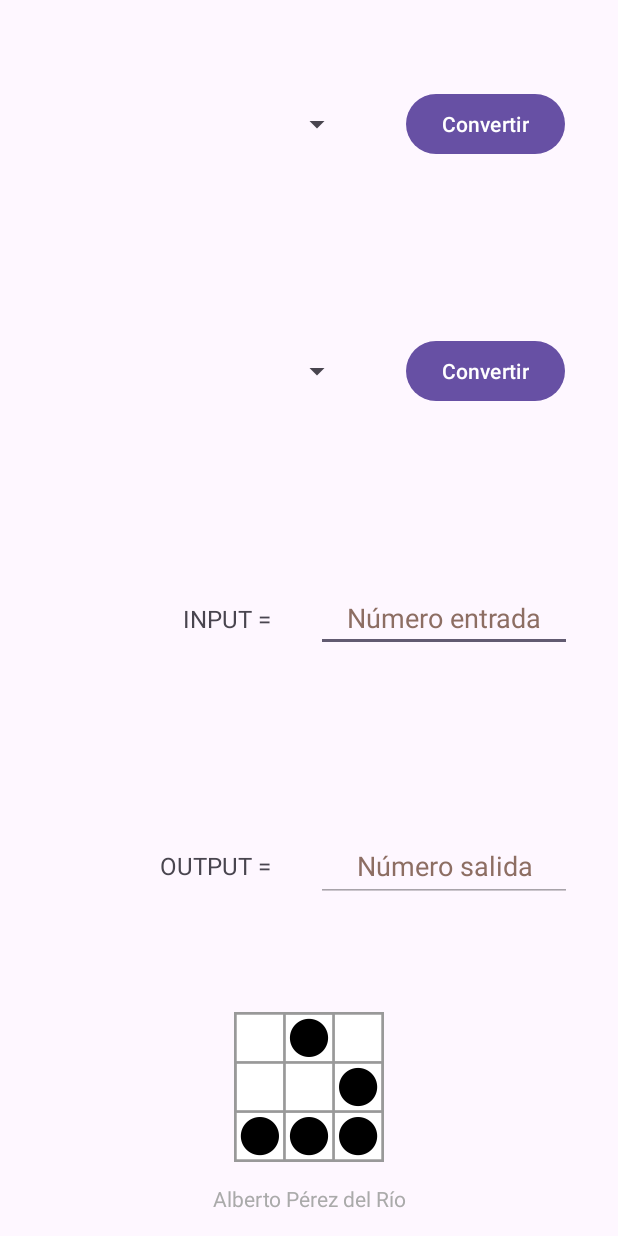
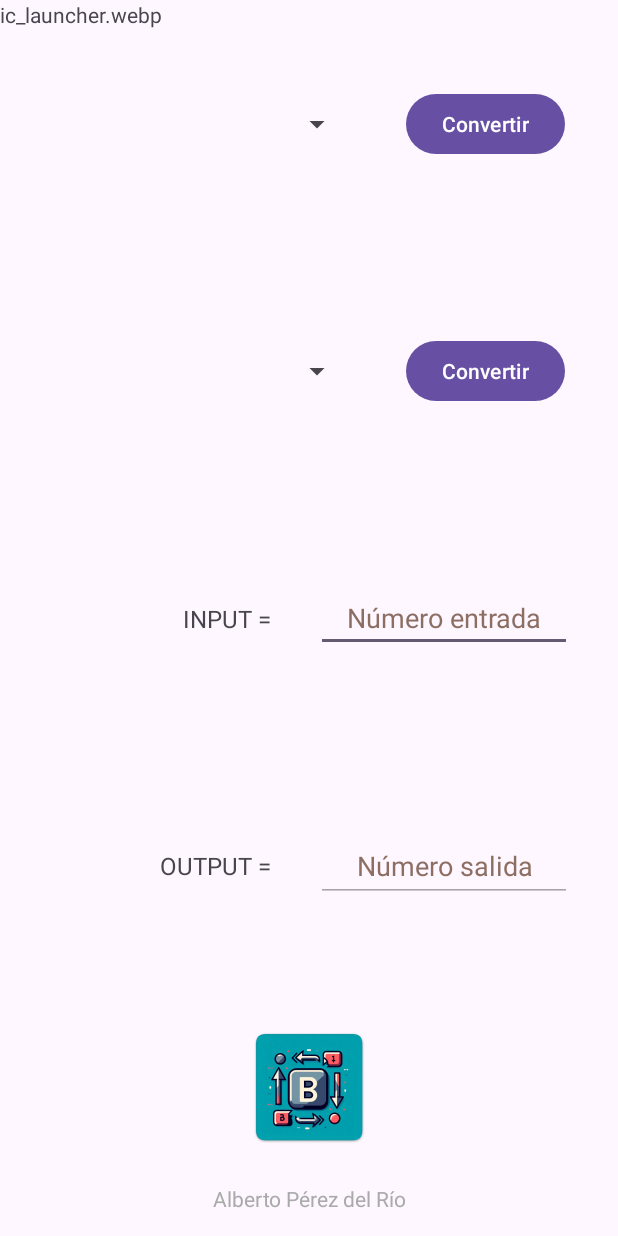
Before and after one commit to k3ssdev/AndroidByteConverter_Public, an Android app: the screen it shows after launch (MainActivity), on a phone screen of 412 x 824 dp. Run offline under Robolectric (Android 15) with nearby library versions, the phone set to English and light mode, and no system bars.

Commit message:
new branch created. Image inside app updated to final one.
Signed-off-by: k3ssdev <albertoperezdelrio@gmail.com>

```diff
--- a/app/src/main/res/layout-land/activity_main.xml
+++ b/app/src/main/res/layout-land/activity_main.xml
@@ -8,32 +8,34 @@
     tools:layout_editor_absoluteX="0dp"
     tools:layout_editor_absoluteY="0dp">
 
+    <ImageView
+        android:id="@+id/imageView"
+        android:layout_width="200dp"
+        android:layout_height="200dp"
+        android:layout_marginStart="467dp"
+        android:layout_marginEnd="64dp"
+        app:layout_constraintBottom_toTopOf="@+id/textView4"
+        app:layout_constraintEnd_toEndOf="parent"
+        app:layout_constraintHorizontal_bias="0.5"
+        app:layout_constraintStart_toStartOf="parent"
+        app:layout_constraintTop_toBottomOf="@+id/button2"
+        app:layout_constraintVertical_bias="0.926"
+        app:srcCompat="@mipmap/ic_launcher_foreground" />
+
     <TextView
         android:id="@+id/textView4"
         android:layout_width="wrap_content"
         android:layout_height="wrap_content"
-        android:layout_marginStart="548dp"
+        android:layout_marginStart="502dp"
+        android:layout_marginEnd="98dp"
+        android:layout_marginBottom="16dp"
         android:text="@string/license"
         android:textColor="@android:color/darker_gray"
         app:layout_constraintBottom_toBottomOf="parent"
+        app:layout_constraintEnd_toEndOf="parent"
+        app:layout_constraintHorizontal_bias="0.5"
         app:layout_constraintStart_toStartOf="parent"
         app:layout_constraintTop_toBottomOf="@+id/imageView" />
-
-    <ImageView
-        android:id="@+id/imageView"
-        android:layout_width="180dp"
-        android:layout_height="180dp"
-        android:layout_marginStart="523dp"
-        android:layout_marginTop="184dp"
-        android:layout_marginEnd="28dp"
-        android:layout_marginBottom="48dp"
-        android:contentDescription="@string/img"
-        app:layout_constraintBottom_toBottomOf="parent"
-        app:layout_constraintEnd_toEndOf="parent"
-        app:layout_constraintHorizontal_bias="1.0"
-        app:layout_constraintStart_toStartOf="parent"
-        app:layout_constraintTop_toTopOf="parent"
-        app:srcCompat="@drawable/glider" />
 
     <androidx.constraintlayout.widget.Guideline
         android:id="@+id/guideline1"
@@ -112,41 +114,6 @@
         app:layout_constraintStart_toEndOf="@+id/spinner2"
         app:layout_constraintTop_toTopOf="@+id/guideline1" />
 
-    <EditText
-        android:id="@+id/editTextNumber2"
-        android:layout_width="180dp"
-        android:layout_height="wrap_content"
-        android:ems="8"
-        android:hint="@string/numero2"
-        android:importantForAutofill="no"
-        android:inputType="number"
-        android:minHeight="48dp"
-        android:textAlignment="center"
-        android:textColor="?android:textColorPrimary"
-        android:textColorHint="#8D6E63"
-        app:layout_constraintBottom_toTopOf="@+id/guideline4"
-        app:layout_constraintEnd_toStartOf="@+id/imageView"
-        app:layout_constraintHorizontal_bias="0.5"
-        app:layout_constraintStart_toEndOf="@+id/textView2"
-        app:layout_constraintTop_toTopOf="@+id/guideline3" />
-
-    <EditText
-        android:id="@+id/editTextNumber"
-        android:layout_width="180dp"
-        android:layout_height="wrap_content"
-        android:ems="8"
-        android:hint="@string/numero"
-        android:importantForAutofill="no"
-        android:inputType="number"
-        android:textAlignment="center"
-        android:textColorHint="#8D6E63"
-        app:layout_constraintBottom_toTopOf="@+id/guideline3"
-        app:layout_constraintEnd_toStartOf="@+id/imageView"
-        app:layout_constraintHorizontal_bias="0.5"
-        app:layout_constraintStart_toEndOf="@+id/textView"
-        app:layout_constraintTop_toTopOf="@+id/guideline2"
-        tools:ignore="TouchTargetSizeCheck" />
-
     <TextView
         android:id="@+id/textView"
         android:layout_width="170dp"
@@ -158,7 +125,8 @@
         app:layout_constraintEnd_toStartOf="@+id/editTextNumber"
         app:layout_constraintHorizontal_bias="0.5"
         app:layout_constraintStart_toStartOf="parent"
-        app:layout_constraintTop_toTopOf="@+id/guideline2" />
+        app:layout_constraintTop_toTopOf="@+id/guideline2"
+        app:layout_constraintVertical_bias="0.483" />
 
     <TextView
         android:id="@+id/textView2"
@@ -171,6 +139,42 @@
         app:layout_constraintEnd_toStartOf="@+id/editTextNumber2"
         app:layout_constraintHorizontal_bias="0.5"
         app:layout_constraintStart_toStartOf="parent"
-        app:layout_constraintTop_toTopOf="@+id/guideline3" />
+        app:layout_constraintTop_toTopOf="@+id/guideline3"
+        app:layout_constraintVertical_bias="0.491" />
+
+    <EditText
+        android:id="@+id/editTextNumber2"
+        android:layout_width="180dp"
+        android:layout_height="wrap_content"
+        android:layout_marginStart="96dp"
+        android:ems="8"
+        android:hint="@string/numero2"
+        android:importantForAutofill="no"
+        android:inputType="number"
+        android:minHeight="48dp"
+        android:textAlignment="center"
+        android:textColor="?android:textColorPrimary"
+        android:textColorHint="#8D6E63"
+        app:layout_constraintBottom_toTopOf="@+id/guideline4"
+        app:layout_constraintStart_toEndOf="@+id/textView2"
+        app:layout_constraintTop_toTopOf="@+id/guideline3"
+        app:layout_constraintVertical_bias="0.47" />
+
+    <EditText
+        android:id="@+id/editTextNumber"
+        android:layout_width="180dp"
+        android:layout_height="wrap_content"
+        android:layout_marginStart="96dp"
+        android:ems="8"
+        android:hint="@string/numero"
+        android:importantForAutofill="no"
+        android:inputType="number"
+        android:textAlignment="center"
+        android:textColorHint="#8D6E63"
+        app:layout_constraintBottom_toTopOf="@+id/guideline3"
+        app:layout_constraintStart_toEndOf="@+id/textView"
+        app:layout_constraintTop_toTopOf="@+id/guideline2"
+        app:layout_constraintVertical_bias="0.459"
+        tools:ignore="TouchTargetSizeCheck" />
 
 </androidx.constraintlayout.widget.ConstraintLayout>
--- a/app/src/main/res/layout/activity_main.xml
+++ b/app/src/main/res/layout/activity_main.xml
@@ -7,6 +7,12 @@
     tools:context=".MainActivity"
     tools:layout_editor_absoluteX="0dp"
     tools:layout_editor_absoluteY="0dp">
+
+    <TextView
+        android:id="@+id/textView5"
+        android:layout_width="wrap_content"
+        android:layout_height="wrap_content"
+        android:text="ic_launcher.webp" />
 
     <androidx.constraintlayout.widget.Guideline
         android:id="@+id/guideline1"
@@ -146,22 +152,11 @@
         app:layout_constraintStart_toEndOf="@+id/textView2"
         app:layout_constraintTop_toTopOf="@+id/guideline3" />
 
-    <ImageView
-        android:id="@+id/imageView3"
-        android:layout_width="100dp"
-        android:layout_height="100dp"
-        android:contentDescription="@string/glider_hacker_emblem"
-        app:layout_constraintBottom_toTopOf="@+id/textView3"
-        app:layout_constraintEnd_toEndOf="parent"
-        app:layout_constraintHorizontal_bias="0.5"
-        app:layout_constraintStart_toStartOf="parent"
-        app:layout_constraintTop_toTopOf="@+id/guideline4"
-        app:srcCompat="@drawable/glider" />
-
     <TextView
         android:id="@+id/textView3"
         android:layout_width="wrap_content"
         android:layout_height="wrap_content"
+        android:layout_marginBottom="4dp"
         android:text="@string/license"
         android:textColor="@android:color/darker_gray"
         app:layout_constraintBottom_toBottomOf="parent"
@@ -170,4 +165,16 @@
         app:layout_constraintStart_toStartOf="parent"
         app:layout_constraintTop_toBottomOf="@+id/imageView3" />
 
+    <ImageView
+        android:id="@+id/imageView3"
+        android:layout_width="wrap_content"
+        android:layout_height="wrap_content"
+        android:layout_marginStart="151dp"
+        android:layout_marginEnd="152dp"
+        app:layout_constraintBottom_toTopOf="@+id/textView3"
+        app:layout_constraintEnd_toEndOf="parent"
+        app:layout_constraintStart_toStartOf="parent"
+        app:layout_constraintTop_toTopOf="@+id/guideline4"
+        app:srcCompat="@mipmap/ic_launcher_foreground" />
+
 </androidx.constraintlayout.widget.ConstraintLayout>
```
